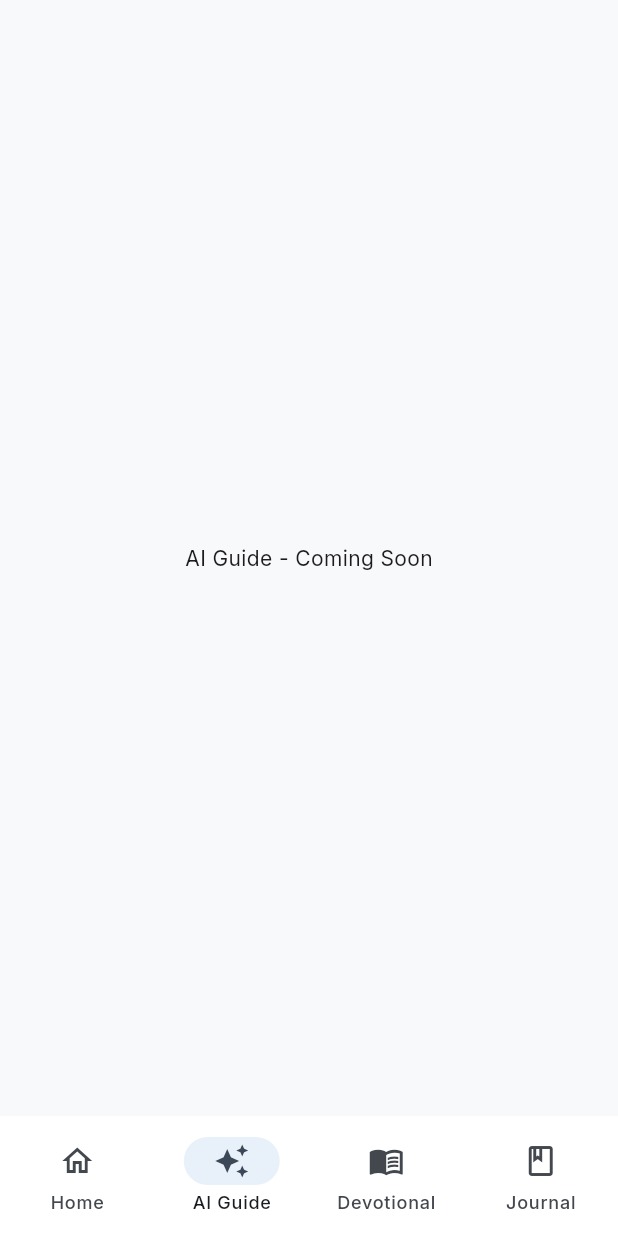
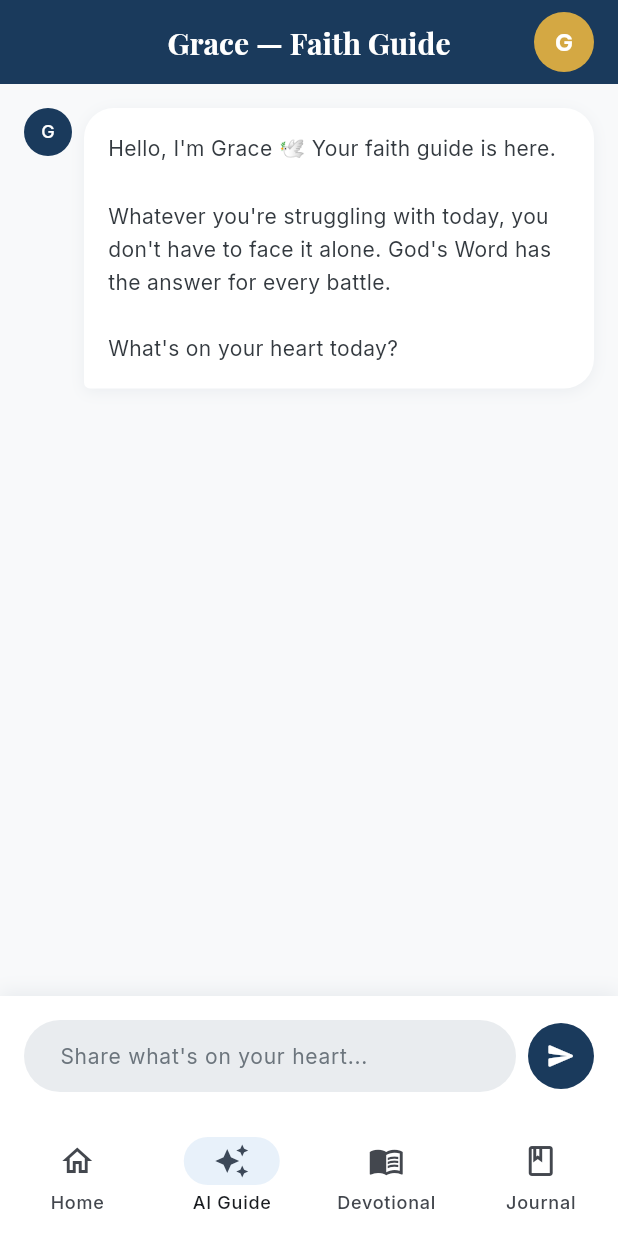
Before and after one commit to Bawoveee/free-indeed-app, a Flutter app: the screen it shows once a user with an empty profile is signed in, item 2 of the bottom bar chosen, on a phone screen of 412 x 824 dp. Run offline on Flutter 3.47's test engine with Material 3 defaults, Android fonts, the phone set to English and light mode, and no system bars; our stand-ins replace dio, firebase_auth, firebase_core, flutter_riverpod, google_fonts; accounts and stored records are empty.

Commit message:
Day 6 - AI Faith Guide screen built

```diff
--- /dev/null
+++ b/lib/features/ai_guide/ai_guide_screen.dart
@@ -0,0 +1,330 @@
+import 'package:flutter/material.dart';
+import 'package:dio/dio.dart';
+import 'package:free_indeed/core/theme/app_theme.dart';
+
+class AiGuideScreen extends StatefulWidget {
+  const AiGuideScreen({super.key});
+
+  @override
+  State<AiGuideScreen> createState() => _AiGuideScreenState();
+}
+
+class _AiGuideScreenState extends State<AiGuideScreen> {
+  final TextEditingController _messageController = TextEditingController();
+  final ScrollController _scrollController = ScrollController();
+  final List<ChatMessage> _messages = [];
+  bool _isLoading = false;
+
+  // 🔑 Replace with your actual Claude API key
+  static const String _apiKey = 'YOUR_CLAUDE_API_KEY_HERE';
+
+  final String _systemPrompt = '''
+You are a compassionate, faith-filled pastor and counselor named "Grace" who specializes in helping people overcome addiction through the Bible and Christian faith.
+
+Your role:
+- Respond with deep empathy, warmth and zero judgment
+- Always anchor your response in specific Bible verses relevant to their struggle
+- Speak like a caring pastor who genuinely loves the person
+- Give practical faith-based steps they can take today
+- Keep responses concise but powerful (3-4 paragraphs max)
+- End every response with a short prayer or blessing
+- Never replace professional medical help — gently suggest it when needed
+
+Addictions you help with: alcohol, drugs, pornography, gambling, social media, food, smoking and more.
+
+Always remind them: Freedom is possible. God has not given up on them.
+''';
+
+  @override
+  void initState() {
+    super.initState();
+    // Welcome message
+    _messages.add(
+      ChatMessage(
+        text:
+            "Hello, I'm Grace 🕊️ Your faith guide is here.\n\nWhatever you're struggling with today, you don't have to face it alone. God's Word has the answer for every battle.\n\nWhat's on your heart today?",
+        isUser: false,
+      ),
+    );
+  }
+
+  @override
+  void dispose() {
+    _messageController.dispose();
+    _scrollController.dispose();
+    super.dispose();
+  }
+
+  Future<void> _sendMessage() async {
+    final text = _messageController.text.trim();
+    if (text.isEmpty) return;
+
+    setState(() {
+      _messages.add(ChatMessage(text: text, isUser: true));
+      _isLoading = true;
+      _messageController.clear();
+    });
+
+    _scrollToBottom();
+
+    try {
+      final dio = Dio();
+      final response = await dio.post(
+        'https://api.anthropic.com/v1/messages',
+        options: Options(
+          headers: {
+            'x-api-key': _apiKey,
+            'anthropic-version': '2023-06-01',
+            'content-type': 'application/json',
+          },
+        ),
+        data: {
+          'model': 'claude-sonnet-4-20250514',
+          'max_tokens': 1024,
+          'system': _systemPrompt,
+          'messages': [
+            ..._messages
+                .where((m) => m.isUser)
+                .map((m) => {'role': 'user', 'content': m.text}),
+            {'role': 'user', 'content': text},
+          ],
+        },
+      );
+
+      final reply = response.data['content'][0]['text'];
+      setState(() {
+        _messages.add(ChatMessage(text: reply, isUser: false));
+        _isLoading = false;
+      });
+    } catch (e) {
+      setState(() {
+        _messages.add(
+          ChatMessage(
+            text:
+                'I\'m having trouble connecting right now. Please check your internet connection and try again. 🙏',
+            isUser: false,
+          ),
+        );
+        _isLoading = false;
+      });
+    }
+
+    _scrollToBottom();
+  }
+
+  void _scrollToBottom() {
+    Future.delayed(const Duration(milliseconds: 300), () {
+      if (_scrollController.hasClients) {
+        _scrollController.animateTo(
+          _scrollController.position.maxScrollExtent,
+          duration: const Duration(milliseconds: 300),
+          curve: Curves.easeOut,
+        );
+      }
+    });
+  }
+
+  @override
+  Widget build(BuildContext context) {
+    return Scaffold(
+      backgroundColor: AppColors.background,
+      appBar: AppBar(
+        title: const Text('Grace — Faith Guide'),
+        actions: [
+          Padding(
+            padding: const EdgeInsets.only(right: 16),
+            child: CircleAvatar(
+              backgroundColor: AppColors.gold,
+              child: const Text('G',
+                  style: TextStyle(
+                      color: Colors.white, fontWeight: FontWeight.bold)),
+            ),
+          ),
+        ],
+      ),
+      body: Column(
+        children: [
+          // Chat messages
+          Expanded(
+            child: ListView.builder(
+              controller: _scrollController,
+              padding: const EdgeInsets.all(16),
+              itemCount: _messages.length + (_isLoading ? 1 : 0),
+              itemBuilder: (context, index) {
+                if (index == _messages.length && _isLoading) {
+                  return _buildTypingIndicator();
+                }
+                return _buildMessageBubble(_messages[index]);
+              },
+            ),
+          ),
+
+          // Input area
+          Container(
+            padding: const EdgeInsets.all(16),
+            decoration: BoxDecoration(
+              color: AppColors.white,
+              boxShadow: [
+                BoxShadow(
+                  color: AppColors.navyBlue.withValues(alpha: 0.08),
+                  blurRadius: 10,
+                  offset: const Offset(0, -2),
+                ),
+              ],
+            ),
+            child: Row(
+              children: [
+                Expanded(
+                  child: TextField(
+                    controller: _messageController,
+                    maxLines: null,
+                    decoration: InputDecoration(
+                      hintText: 'Share what\'s on your heart...',
+                      hintStyle: AppTextStyles.bodyMedium.copyWith(
+                        color: AppColors.grey,
+                      ),
+                      border: OutlineInputBorder(
+                        borderRadius: BorderRadius.circular(24),
+                        borderSide: BorderSide.none,
+                      ),
+                      filled: true,
+                      fillColor: AppColors.lightGrey,
+                      contentPadding: const EdgeInsets.symmetric(
+                        horizontal: 20,
+                        vertical: 12,
+                      ),
+                    ),
+                    onSubmitted: (_) => _sendMessage(),
+                  ),
+                ),
+                const SizedBox(width: 8),
+                GestureDetector(
+                  onTap: _isLoading ? null : _sendMessage,
+                  child: Container(
+                    padding: const EdgeInsets.all(12),
+                    decoration: BoxDecoration(
+                      color: _isLoading ? AppColors.grey : AppColors.navyBlue,
+                      shape: BoxShape.circle,
+                    ),
+                    child: const Icon(
+                      Icons.send_rounded,
+                      color: Colors.white,
+                      size: 20,
+                    ),
+                  ),
+                ),
+              ],
+            ),
+          ),
+        ],
+      ),
+    );
+  }
+
+  Widget _buildMessageBubble(ChatMessage message) {
+    return Padding(
+      padding: const EdgeInsets.only(bottom: 16),
+      child: Row(
+        mainAxisAlignment:
+            message.isUser ? MainAxisAlignment.end : MainAxisAlignment.start,
+        crossAxisAlignment: CrossAxisAlignment.start,
+        children: [
+          if (!message.isUser) ...[
+            CircleAvatar(
+              radius: 16,
+              backgroundColor: AppColors.navyBlue,
+              child: const Text('G',
+                  style: TextStyle(color: Colors.white, fontSize: 12)),
+            ),
+            const SizedBox(width: 8),
+          ],
+          Flexible(
+            child: Container(
+              padding: const EdgeInsets.all(16),
+              decoration: BoxDecoration(
+                color: message.isUser ? AppColors.navyBlue : AppColors.white,
+                borderRadius: BorderRadius.only(
+                  topLeft: const Radius.circular(20),
+                  topRight: const Radius.circular(20),
+                  bottomLeft: Radius.circular(message.isUser ? 20 : 4),
+                  bottomRight: Radius.circular(message.isUser ? 4 : 20),
+                ),
+                boxShadow: [
+                  BoxShadow(
+                    color: AppColors.navyBlue.withValues(alpha: 0.06),
+                    blurRadius: 8,
+                    offset: const Offset(0, 2),
+                  ),
+                ],
+              ),
+              child: Text(
+                message.text,
+                style: AppTextStyles.bodyMedium.copyWith(
+                  color: message.isUser ? AppColors.white : AppColors.darkGrey,
+                  height: 1.6,
+                ),
+              ),
+            ),
+          ),
+          if (message.isUser) const SizedBox(width: 8),
+        ],
+      ),
+    );
+  }
+
+  Widget _buildTypingIndicator() {
+    return Padding(
+      padding: const EdgeInsets.only(bottom: 16),
+      child: Row(
+        children: [
+          CircleAvatar(
+            radius: 16,
+            backgroundColor: AppColors.navyBlue,
+            child: const Text('G',
+                style: TextStyle(color: Colors.white, fontSize: 12)),
+          ),
+          const SizedBox(width: 8),
+          Container(
+            padding: const EdgeInsets.all(16),
+            decoration: BoxDecoration(
+              color: AppColors.white,
+              borderRadius: BorderRadius.circular(20),
+            ),
+            child: Row(
+              children: [
+                _buildDot(0),
+                _buildDot(1),
+                _buildDot(2),
+              ],
+            ),
+          ),
+        ],
+      ),
+    );
+  }
+
+  Widget _buildDot(int index) {
+    return TweenAnimationBuilder(
+      tween: Tween<double>(begin: 0, end: 1),
+      duration: Duration(milliseconds: 600 + (index * 200)),
+      builder: (context, value, child) {
+        return Container(
+          margin: const EdgeInsets.symmetric(horizontal: 2),
+          width: 8,
+          height: 8,
+          decoration: BoxDecoration(
+            color: AppColors.grey.withValues(alpha: value),
+            shape: BoxShape.circle,
+          ),
+        );
+      },
+    );
+  }
+}
+
+class ChatMessage {
+  final String text;
+  final bool isUser;
+
+  ChatMessage({required this.text, required this.isUser});
+}
--- a/lib/features/home/home_screen.dart
+++ b/lib/features/home/home_screen.dart
@@ -1,6 +1,7 @@
 import 'package:flutter/material.dart';
 import 'package:firebase_auth/firebase_auth.dart';
 import 'package:free_indeed/core/theme/app_theme.dart';
+import 'package:free_indeed/features/ai_guide/ai_guide_screen.dart';
 
 class HomeScreen extends StatefulWidget {
   const HomeScreen({super.key});
@@ -12,12 +13,12 @@ class HomeScreen extends StatefulWidget {
 class _HomeScreenState extends State<HomeScreen> {
   int _currentIndex = 0;
 
-  final List<Widget> _screens = [
-    const HomeDashboard(),
-    const Scaffold(body: Center(child: Text('AI Guide - Coming Soon'))),
-    const Scaffold(body: Center(child: Text('Devotional - Coming Soon'))),
-    const Scaffold(body: Center(child: Text('Journal - Coming Soon'))),
-  ];
+  late final List<Widget> _screens = [
+  const HomeDashboard(),
+  const AiGuideScreen(),
+  Scaffold(body: Center(child: Text('Devotional - Coming Soon'))),
+  Scaffold(body: Center(child: Text('Journal - Coming Soon'))),
+];
 
   @override
   Widget build(BuildContext context) {
```
